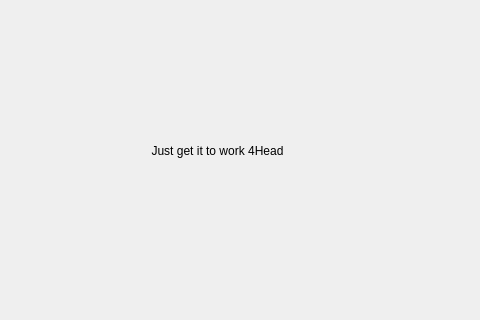
Above: mainwindow.ui from Arkaywhon/GitGUI before the change; both pictures show x 113 to 593 and y 0 to 320 of the 712 by 506 pixel window. Below: the same form after it.
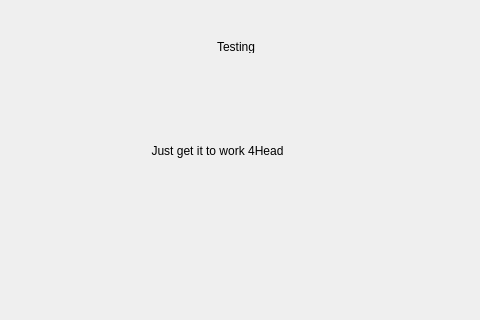
That is the form after the change.

Commit message: added antoher label

```diff
--- a/mainwindow.ui
+++ b/mainwindow.ui
@@ -30,6 +30,19 @@
      <set>Qt::AlignCenter</set>
     </property>
    </widget>
+   <widget class="QLabel" name="label_2">
+    <property name="geometry">
+     <rect>
+      <x>330</x>
+      <y>40</y>
+      <width>47</width>
+      <height>13</height>
+     </rect>
+    </property>
+    <property name="text">
+     <string>Testing</string>
+    </property>
+   </widget>
   </widget>
   <widget class="QMenuBar" name="menubar">
    <property name="geometry">
```
The commit also changes 2 other files.
